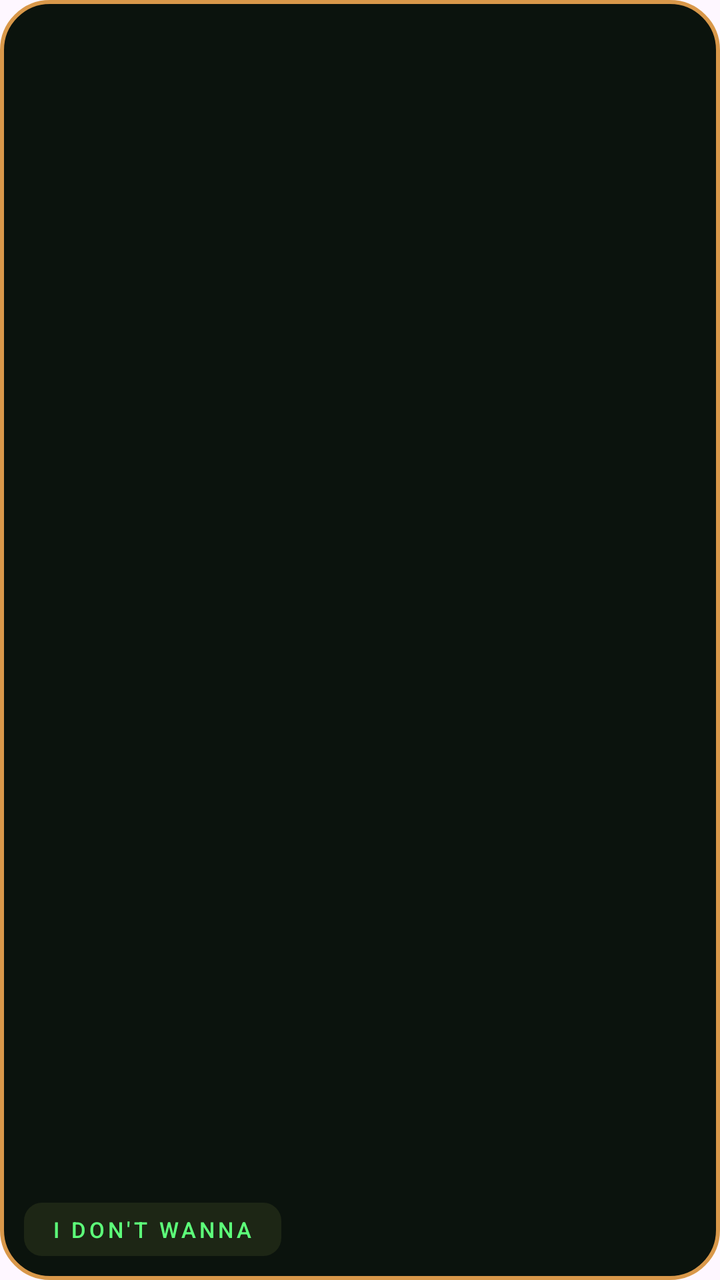
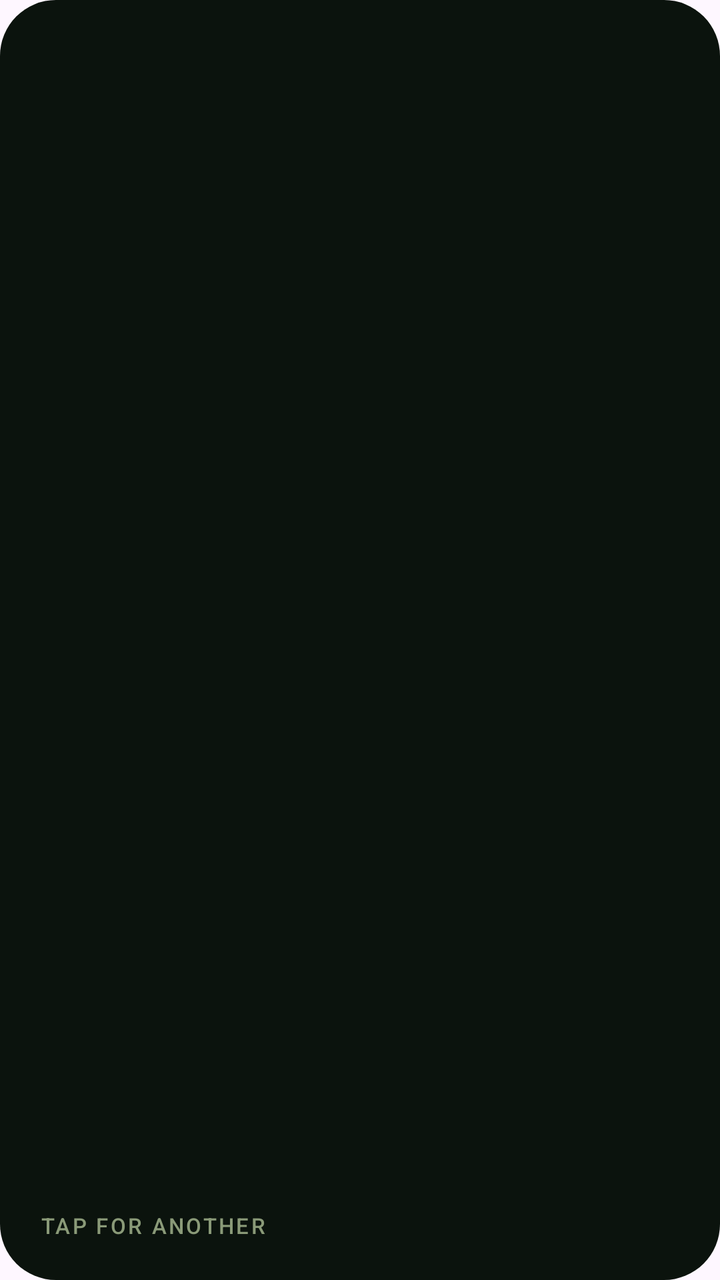

An Android layout rendered at two revisions. The XML below is the earlier revision; the diff shows what the commit changed to produce the second picture.
<!-- AndroidManifest.xml: application theme Theme.app -->
<!-- res/layout/widget_excuse.xml -->
<?xml version="1.0" encoding="utf-8"?>
<FrameLayout xmlns:android="http://schemas.android.com/apk/res/android" android:id="@+id/root" android:layout_width="match_parent" android:layout_height="match_parent" android:background="@drawable/wd_bg_a">
    <LinearLayout android:layout_width="match_parent" android:layout_height="match_parent" android:orientation="vertical" android:padding="12dp">
        <TextView android:id="@+id/lbl" android:layout_width="wrap_content" android:layout_height="wrap_content" android:fontFamily="sans-serif-medium" android:textSize="9sp" android:letterSpacing="0.2" android:textColor="@color/cy_amber" android:maxLines="1" />
        <TextView android:id="@+id/excuse" android:layout_width="match_parent" android:layout_height="0dp" android:layout_weight="1" android:layout_marginEnd="44dp"
            android:fontFamily="serif" android:textStyle="italic" android:textSize="17sp" android:textColor="@color/cy_cream" android:maxLines="4" android:ellipsize="end" android:gravity="center_vertical" />
        <TextView android:id="@+id/btn" android:layout_width="wrap_content" android:layout_height="wrap_content" android:background="@drawable/chip_bg"
            android:paddingStart="14dp" android:paddingEnd="14dp" android:paddingTop="6dp" android:paddingBottom="6dp"
            android:fontFamily="sans-serif-medium" android:textSize="11sp" android:letterSpacing="0.15" android:textColor="@color/cy_neon" android:text="I DON'T WANNA" />
    </LinearLayout>
    <ImageView android:id="@+id/face" android:layout_width="40dp" android:layout_height="40dp" android:layout_gravity="top|end" android:layout_marginTop="8dp" android:layout_marginEnd="8dp" android:scaleType="fitCenter" android:contentDescription="Cyph" />
</FrameLayout>
<!-- resources referenced by this layout -->
<resources>
  <color name="cy_amber">#D9984A</color>
  <color name="cy_cream">#F3ECB2</color>
  <color name="cy_neon">#5DFF7A</color>
  <!-- drawable chip_bg (drawable) -->
  <?xml version="1.0" encoding="utf-8"?>
  <shape xmlns:android="http://schemas.android.com/apk/res/android" android:shape="rectangle">
      <solid android:color="@color/cy_track" />
      <corners android:radius="9dp" />
  </shape>
  <!-- drawable wd_bg_a (drawable) -->
  <?xml version="1.0" encoding="utf-8"?>
  <shape xmlns:android="http://schemas.android.com/apk/res/android" android:shape="rectangle">
      <solid android:color="@color/cy_panel" />
      <stroke android:width="2dp" android:color="@color/cy_amber" />
      <corners android:radius="24dp" />
  </shape>
  <style name="Theme.app" parent="Theme.Material3.DayNight.NoActionBar">
          
      </style>
  <color name="cy_track">#1D2615</color>
  <color name="cy_panel">#0B130D</color>
</resources>

<!-- the commit's change to res/layout/widget_excuse.xml (unified diff, before → after) -->
@@ -1,12 +1,10 @@
 <?xml version="1.0" encoding="utf-8"?>
-<FrameLayout xmlns:android="http://schemas.android.com/apk/res/android" android:id="@+id/root" android:layout_width="match_parent" android:layout_height="match_parent" android:background="@drawable/wd_bg_a">
-    <LinearLayout android:layout_width="match_parent" android:layout_height="match_parent" android:orientation="vertical" android:padding="12dp">
-        <TextView android:id="@+id/lbl" android:layout_width="wrap_content" android:layout_height="wrap_content" android:fontFamily="sans-serif-medium" android:textSize="9sp" android:letterSpacing="0.2" android:textColor="@color/cy_amber" android:maxLines="1" />
-        <TextView android:id="@+id/excuse" android:layout_width="match_parent" android:layout_height="0dp" android:layout_weight="1" android:layout_marginEnd="44dp"
-            android:fontFamily="serif" android:textStyle="italic" android:textSize="17sp" android:textColor="@color/cy_cream" android:maxLines="4" android:ellipsize="end" android:gravity="center_vertical" />
-        <TextView android:id="@+id/btn" android:layout_width="wrap_content" android:layout_height="wrap_content" android:background="@drawable/chip_bg"
-            android:paddingStart="14dp" android:paddingEnd="14dp" android:paddingTop="6dp" android:paddingBottom="6dp"
-            android:fontFamily="sans-serif-medium" android:textSize="11sp" android:letterSpacing="0.15" android:textColor="@color/cy_neon" android:text="I DON'T WANNA" />
+<FrameLayout xmlns:android="http://schemas.android.com/apk/res/android" android:id="@+id/root" android:layout_width="match_parent" android:layout_height="match_parent" android:background="@drawable/wd_panel">
+    <ImageView android:id="@+id/edge" android:layout_width="match_parent" android:layout_height="match_parent" android:scaleType="fitXY" android:importantForAccessibility="no" />
+    <LinearLayout android:layout_width="match_parent" android:layout_height="match_parent" android:orientation="vertical" android:padding="20dp">
+        <TextView android:id="@+id/lbl" android:layout_width="wrap_content" android:layout_height="wrap_content" android:fontFamily="sans-serif-medium" android:textSize="10sp" android:textColor="@color/cy_amber" android:letterSpacing="0.18" android:maxLines="1"/>
+        <TextView android:id="@+id/excuse" android:layout_width="match_parent" android:layout_height="0dp" android:layout_weight="1" android:layout_marginEnd="30dp" android:gravity="center_vertical" android:fontFamily="serif" android:textStyle="italic" android:textSize="22sp" android:textColor="@color/cy_cream" android:maxLines="4" android:autoSizeTextType="uniform" android:autoSizeMinTextSize="13sp" android:autoSizeMaxTextSize="22sp" />
+        <TextView android:id="@+id/hint" android:layout_width="wrap_content" android:layout_height="wrap_content" android:fontFamily="sans-serif-medium" android:textSize="11sp" android:textColor="@color/cy_dim" android:letterSpacing="0.1" android:text="TAP FOR ANOTHER"/>
     </LinearLayout>
-    <ImageView android:id="@+id/face" android:layout_width="40dp" android:layout_height="40dp" android:layout_gravity="top|end" android:layout_marginTop="8dp" android:layout_marginEnd="8dp" android:scaleType="fitCenter" android:contentDescription="Cyph" />
+    <ImageView android:id="@+id/face" android:layout_width="44dp" android:layout_height="44dp" android:layout_gravity="top|end" android:layout_marginTop="16dp" android:layout_marginEnd="18dp" android:scaleType="fitCenter" android:contentDescription="Cyph" />
 </FrameLayout>
<!-- resource entries referenced after the edit -->
@@ -2,24 +2,16 @@
 <resources>
   <color name="cy_amber">#D9984A</color>
   <color name="cy_cream">#F3ECB2</color>
-  <color name="cy_neon">#5DFF7A</color>
-  <!-- drawable chip_bg (drawable) -->
-  <?xml version="1.0" encoding="utf-8"?>
-  <shape xmlns:android="http://schemas.android.com/apk/res/android" android:shape="rectangle">
-      <solid android:color="@color/cy_track" />
-      <corners android:radius="9dp" />
-  </shape>
-  <!-- drawable wd_bg_a (drawable) -->
+  <color name="cy_dim">#8A9A78</color>
+  <!-- drawable wd_panel (drawable) -->
   <?xml version="1.0" encoding="utf-8"?>
   <shape xmlns:android="http://schemas.android.com/apk/res/android" android:shape="rectangle">
       <solid android:color="@color/cy_panel" />
-      <stroke android:width="2dp" android:color="@color/cy_amber" />
-      <corners android:radius="24dp" />
+      <corners android:radius="28dp" />
   </shape>
   <style name="Theme.app" parent="Theme.Material3.DayNight.NoActionBar">
           
       </style>
-  <color name="cy_track">#1D2615</color>
   <color name="cy_panel">#0B130D</color>
 </resources>
 
